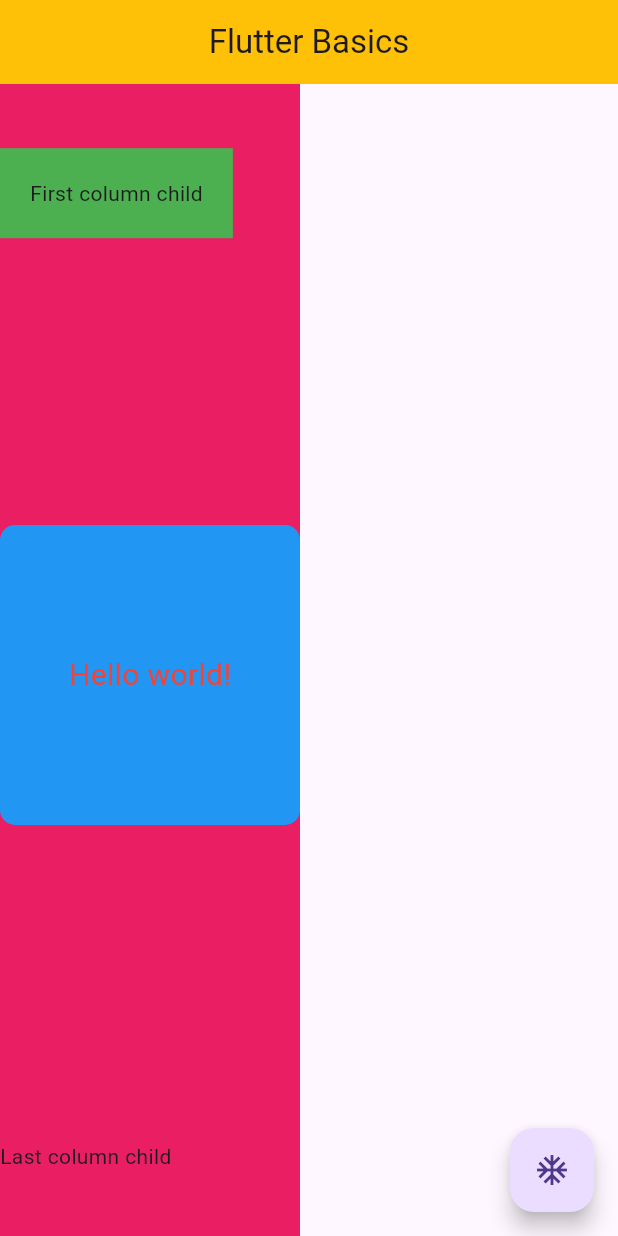
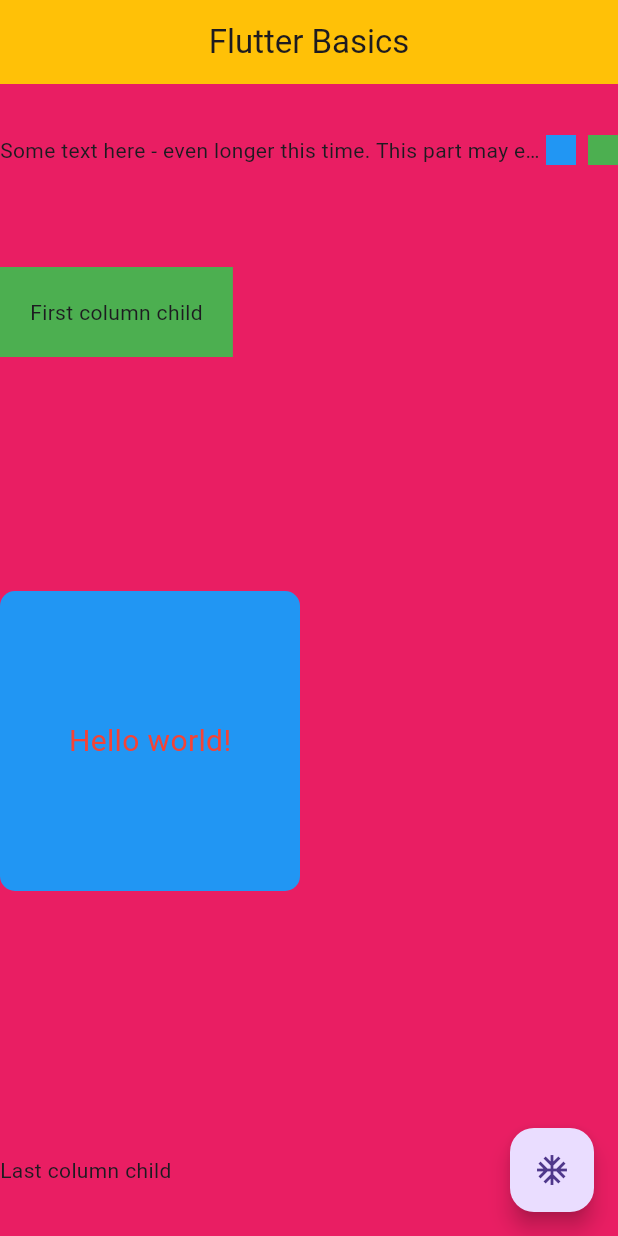
Before and after one commit to JonShort/dart-flutter-learning, a Flutter app: the screen it shows after launch, on a phone screen of 412 x 824 dp. Run offline on Flutter 3.47's test engine with Material 3 defaults, Android fonts, the phone set to English and light mode, and no system bars.

Commit message:
[new] - learning session 6

```diff
--- a/2_flutter_basics/lib/main.dart
+++ b/2_flutter_basics/lib/main.dart
@@ -27,6 +27,28 @@
             crossAxisAlignment: CrossAxisAlignment.start,
             mainAxisAlignment: MainAxisAlignment.spaceAround,
             children: [
+              Row(
+                mainAxisAlignment: MainAxisAlignment.start,
+                children: [
+                  const Flexible(
+                    flex: 2,
+                    child: Text(
+                      'Some text here - even longer this time. This part may even wrap!',
+                      maxLines: 1,
+                      overflow: TextOverflow.ellipsis,
+                    ),
+                  ),
+                  Container(
+                    height: 20,
+                    width: 20,
+                    color: Colors.blue,
+                  ),
+                  const SizedBox(
+                    width: 8,
+                  ),
+                  Container(width: 20, height: 20, color: Colors.green),
+                ],
+              ),
               Container(
                 color: Colors.green,
                 child: const Padding(
```
Also changed, not shown: 1 other file.
